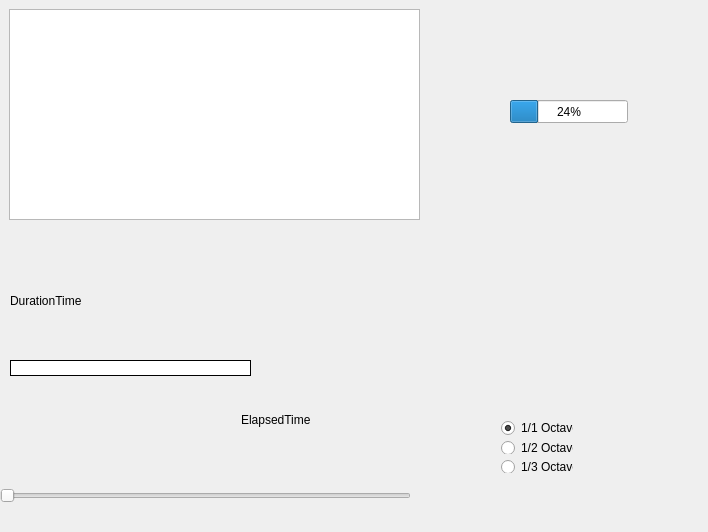
This is QMedPlayer_test/dialog.ui in stambur/Mp3-player as Qt 5 draws it before an edit. The edited form follows.
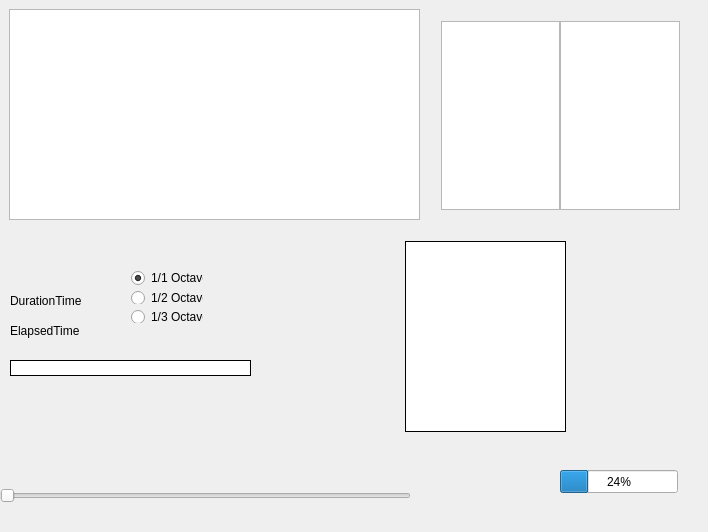
This is the edited form.

Commit message: Working on song info box

```diff
--- a/QMedPlayer_test/dialog.ui
+++ b/QMedPlayer_test/dialog.ui
@@ -89,8 +89,8 @@
   <widget class="QLabel" name="label_2">
    <property name="geometry">
     <rect>
-     <x>241</x>
-     <y>409</y>
+     <x>10</x>
+     <y>320</y>
      <width>81</width>
      <height>21</height>
     </rect>
@@ -128,8 +128,8 @@
   <widget class="QWidget" name="layoutWidget">
    <property name="geometry">
     <rect>
-     <x>490</x>
-     <y>410</y>
+     <x>120</x>
+     <y>260</y>
      <width>94</width>
      <height>74</height>
     </rect>
@@ -164,8 +164,8 @@
   <widget class="QProgressBar" name="progressBar">
    <property name="geometry">
     <rect>
-     <x>510</x>
-     <y>100</y>
+     <x>560</x>
+     <y>470</y>
      <width>118</width>
      <height>23</height>
     </rect>
@@ -202,6 +202,84 @@
     <number>-1</number>
    </property>
   </widget>
+  <widget class="QWidget" name="layoutWidget">
+   <property name="geometry">
+    <rect>
+     <x>430</x>
+     <y>10</y>
+     <width>261</width>
+     <height>211</height>
+    </rect>
+   </property>
+   <layout class="QHBoxLayout" name="horizontalLayout">
+    <property name="spacing">
+     <number>0</number>
+    </property>
+    <item>
+     <widget class="QListWidget" name="listWidget_2">
+      <property name="verticalScrollBarPolicy">
+       <enum>Qt::ScrollBarAlwaysOff</enum>
+      </property>
+      <property name="horizontalScrollBarPolicy">
+       <enum>Qt::ScrollBarAlwaysOff</enum>
+      </property>
+      <property name="editTriggers">
+       <set>QAbstractItemView::NoEditTriggers</set>
+      </property>
+      <property name="selectionMode">
+       <enum>QAbstractItemView::NoSelection</enum>
+      </property>
+     </widget>
+    </item>
+    <item>
+     <widget class="QListWidget" name="listWidget_3">
+      <property name="verticalScrollBarPolicy">
+       <enum>Qt::ScrollBarAlwaysOff</enum>
+      </property>
+      <property name="horizontalScrollBarPolicy">
+       <enum>Qt::ScrollBarAlwaysOff</enum>
+      </property>
+      <property name="editTriggers">
+       <set>QAbstractItemView::NoEditTriggers</set>
+      </property>
+      <property name="selectionMode">
+       <enum>QAbstractItemView::NoSelection</enum>
+      </property>
+     </widget>
+    </item>
+   </layout>
+  </widget>
+  <widget class="QTableWidget" name="tableWidget_2">
+   <property name="geometry">
+    <rect>
+     <x>405</x>
+     <y>241</y>
+     <width>161</width>
+     <height>191</height>
+    </rect>
+   </property>
+   <property name="frameShape">
+    <enum>QFrame::Panel</enum>
+   </property>
+   <property name="frameShadow">
+    <enum>QFrame::Plain</enum>
+   </property>
+   <property name="verticalScrollBarPolicy">
+    <enum>Qt::ScrollBarAlwaysOff</enum>
+   </property>
+   <property name="horizontalScrollBarPolicy">
+    <enum>Qt::ScrollBarAlwaysOff</enum>
+   </property>
+   <property name="selectionMode">
+    <enum>QAbstractItemView::NoSelection</enum>
+   </property>
+   <attribute name="horizontalHeaderVisible">
+    <bool>false</bool>
+   </attribute>
+   <attribute name="verticalHeaderVisible">
+    <bool>false</bool>
+   </attribute>
+  </widget>
  </widget>
  <layoutdefault spacing="6" margin="11"/>
  <resources/>
```
Left out of the diff: 3 changed lines with no effect on the pictures. The commit also changes 2 other files.
